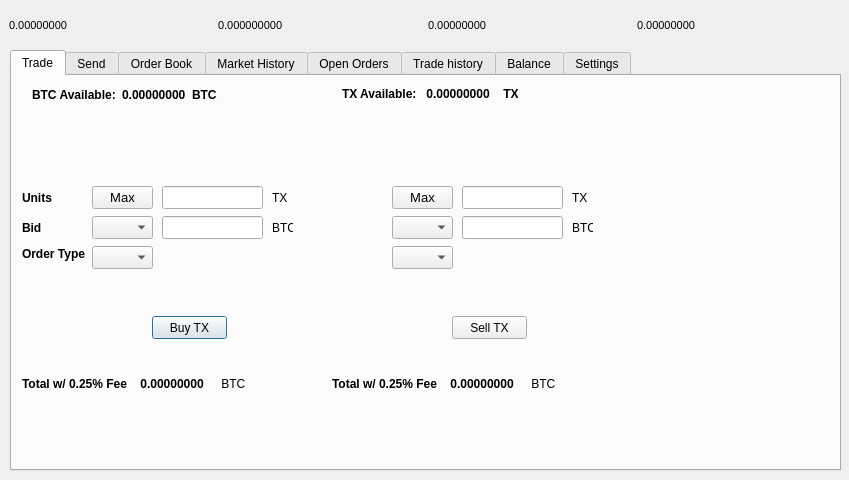
Qt form src/qt/forms/tradingdialog.ui (transferdev/Transfercoin) before a commit.
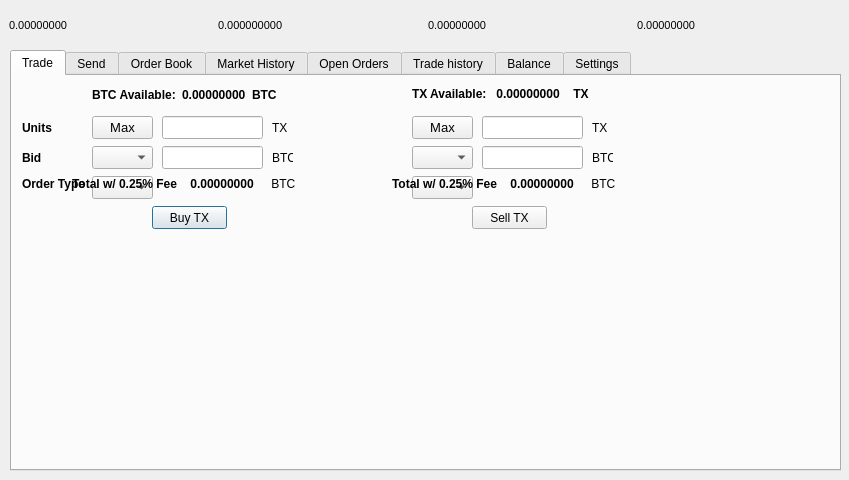
The same form after that commit. The open tabs and pages were chosen to show the change.

Commit message: Trading tab updates.

What changed in the file:
```diff
--- a/src/qt/forms/tradingdialog.ui
+++ b/src/qt/forms/tradingdialog.ui
@@ -48,7 +48,7 @@
      <property name="geometry">
       <rect>
        <x>140</x>
-       <y>240</y>
+       <y>130</y>
        <width>75</width>
        <height>23</height>
       </rect>
@@ -61,7 +61,7 @@
      <property name="geometry">
       <rect>
        <x>10</x>
-       <y>110</y>
+       <y>40</y>
        <width>46</width>
        <height>23</height>
       </rect>
@@ -80,7 +80,7 @@
      <property name="geometry">
       <rect>
        <x>150</x>
-       <y>110</y>
+       <y>40</y>
        <width>101</width>
        <height>23</height>
       </rect>
@@ -97,7 +97,7 @@
      <property name="geometry">
       <rect>
        <x>150</x>
-       <y>140</y>
+       <y>70</y>
        <width>101</width>
        <height>23</height>
       </rect>
@@ -114,7 +114,7 @@
      <property name="geometry">
       <rect>
        <x>260</x>
-       <y>110</y>
+       <y>40</y>
        <width>31</width>
        <height>23</height>
       </rect>
@@ -127,7 +127,7 @@
      <property name="geometry">
       <rect>
        <x>260</x>
-       <y>140</y>
+       <y>70</y>
        <width>21</width>
        <height>23</height>
       </rect>
@@ -140,7 +140,7 @@
      <property name="geometry">
       <rect>
        <x>10</x>
-       <y>140</y>
+       <y>70</y>
        <width>46</width>
        <height>23</height>
       </rect>
@@ -159,7 +159,7 @@
      <property name="geometry">
       <rect>
        <x>10</x>
-       <y>170</y>
+       <y>100</y>
        <width>71</width>
        <height>16</height>
       </rect>
@@ -178,7 +178,7 @@
      <property name="geometry">
       <rect>
        <x>80</x>
-       <y>110</y>
+       <y>40</y>
        <width>61</width>
        <height>23</height>
       </rect>
@@ -196,7 +196,7 @@
      <property name="geometry">
       <rect>
        <x>80</x>
-       <y>140</y>
+       <y>70</y>
        <width>61</width>
        <height>23</height>
       </rect>
@@ -211,7 +211,7 @@
      <property name="geometry">
       <rect>
        <x>80</x>
-       <y>170</y>
+       <y>100</y>
        <width>61</width>
        <height>23</height>
       </rect>
@@ -225,7 +225,7 @@
     <widget class="QWidget" name="layoutWidget">
      <property name="geometry">
       <rect>
-       <x>20</x>
+       <x>80</x>
        <y>11</y>
        <width>221</width>
        <height>16</height>
@@ -694,8 +694,8 @@
     <widget class="QWidget" name="layoutWidget_2">
      <property name="geometry">
       <rect>
-       <x>10</x>
-       <y>300</y>
+       <x>60</x>
+       <y>100</y>
        <width>271</width>
        <height>16</height>
       </rect>
@@ -1166,7 +1166,7 @@
     <widget class="QWidget" name="layoutWidget_3">
      <property name="geometry">
       <rect>
-       <x>330</x>
+       <x>400</x>
        <y>10</y>
        <width>221</width>
        <height>16</height>
@@ -1635,8 +1635,8 @@
     <widget class="QPushButton" name="Sell_Max_Amount">
      <property name="geometry">
       <rect>
-       <x>380</x>
-       <y>110</y>
+       <x>400</x>
+       <y>40</y>
        <width>61</width>
        <height>23</height>
       </rect>
@@ -1653,8 +1653,8 @@
     <widget class="QLineEdit" name="UnitsInputTX">
      <property name="geometry">
       <rect>
-       <x>450</x>
-       <y>110</y>
+       <x>470</x>
+       <y>40</y>
        <width>101</width>
        <height>23</height>
       </rect>
@@ -1670,8 +1670,8 @@
     <widget class="QLabel" name="label_22">
      <property name="geometry">
       <rect>
-       <x>560</x>
-       <y>110</y>
+       <x>580</x>
+       <y>40</y>
        <width>31</width>
        <height>23</height>
       </rect>
@@ -1683,8 +1683,8 @@
     <widget class="QComboBox" name="SellBidcomboBox">
      <property name="geometry">
       <rect>
-       <x>380</x>
-       <y>140</y>
+       <x>400</x>
+       <y>70</y>
        <width>61</width>
        <height>23</height>
       </rect>
@@ -1698,8 +1698,8 @@
     <widget class="QLineEdit" name="SellBidPriceEdit">
      <property name="geometry">
       <rect>
-       <x>450</x>
-       <y>140</y>
+       <x>470</x>
+       <y>70</y>
        <width>101</width>
        <height>23</height>
       </rect>
@@ -1715,8 +1715,8 @@
     <widget class="QLabel" name="label_16">
      <property name="geometry">
       <rect>
-       <x>560</x>
-       <y>140</y>
+       <x>580</x>
+       <y>70</y>
        <width>21</width>
        <height>23</height>
       </rect>
@@ -1728,8 +1728,8 @@
     <widget class="QComboBox" name="SellOrdertypeCombo">
      <property name="geometry">
       <rect>
-       <x>380</x>
-       <y>170</y>
+       <x>400</x>
+       <y>100</y>
        <width>61</width>
        <height>23</height>
       </rect>
@@ -1743,8 +1743,8 @@
     <widget class="QWidget" name="layoutWidget_4">
      <property name="geometry">
       <rect>
-       <x>320</x>
-       <y>300</y>
+       <x>380</x>
+       <y>100</y>
        <width>271</width>
        <height>16</height>
       </rect>
@@ -2215,8 +2215,8 @@
     <widget class="QPushButton" name="SellTXBTN">
      <property name="geometry">
       <rect>
-       <x>440</x>
-       <y>240</y>
+       <x>460</x>
+       <y>130</y>
        <width>75</width>
        <height>23</height>
       </rect>
```
